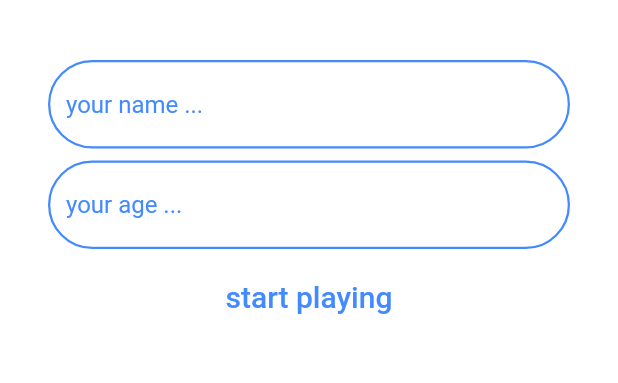
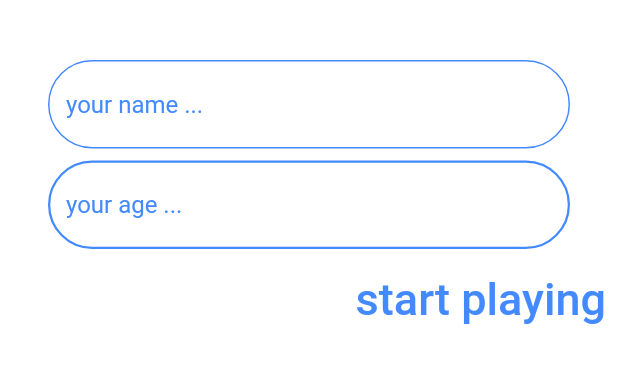
Before and after one commit to HoussemRabah/MC_reaction_speed, a Flutter app: the screen it shows after launch, after a tap on "start playing", on a phone screen of 412 x 824 dp, the part 297-680 px from its top. Run offline on Flutter 3.47's test engine with Material 2 defaults, Android fonts, the phone set to English and light mode, and no system bars; our stand-ins replace bloc, flutter_bloc, flutter_svg, google_fonts, shared_preferences, stop_watch_timer.

```diff
--- a/lib/UI/screens/home.dart
+++ b/lib/UI/screens/home.dart
@@ -61,13 +61,11 @@ Widget LoginPage(BuildContext context) {
       Padding(
         padding: const EdgeInsets.fromLTRB(32, 32, 32, 8),
         child: TextField(
-          style: TextStyle(color: frColor),
-          cursorColor: frColor,
           controller: _usernameCon,
           decoration: InputDecoration(
               enabledBorder: OutlineInputBorder(
                 borderSide: BorderSide(
-                  width: 1.5,
+                  width: 1.0,
                   color: frColor,
                 ),
                 borderRadius: BorderRadius.circular(30.0),
@@ -97,13 +95,17 @@ Widget LoginPage(BuildContext context) {
       ),
       TextButton(
           onPressed: () {
-            if (_usernameCon.text.isNotEmpty && _ageCon.text.isNotEmpty) {
+            if (_usernameCon.text.isNotEmpty && _ageCon.text.isNotEmpty && ((int.tryParse(_ageCon.text) != null))) {
               context.read<LoginBloc>().add(Login(_usernameCon.text, int.tryParse(_ageCon.text) ?? 20));
             }
           },
-          child: Text(
-            'start playing',
-            style: TextStyle(color: frColor, fontSize: 20.0),
+          child: SizedBox(
+            width: double.infinity,
+            child: Text(
+              'start playing',
+              style: TextStyle(color: frColor, fontSize: 30.0),
+              textAlign: TextAlign.end,
+            ),
           ))
     ],
   );
--- a/lib/logic/bloc/login_bloc.dart
+++ b/lib/logic/bloc/login_bloc.dart
@@ -16,7 +16,9 @@ class LoginBloc extends Bloc<LoginEvent, LoginState> {
       if (event is LoginCheck) {
         try {
           final SharedPreferences prefs = await SharedPreferences.getInstance();
-
+          prefs.remove('username');
+          prefs.remove('age');
+          prefs.remove('scores');
           username = (prefs.getString('username') ?? '');
           age = (prefs.getInt('age') ?? 0);
         } catch (e) {
```
